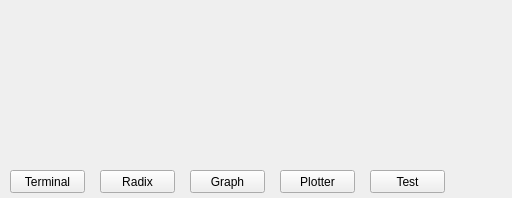
ashleyjr/DebugSerial, file DebugSerial/examples/DualGraph/Menu.ui: the form before one commit.
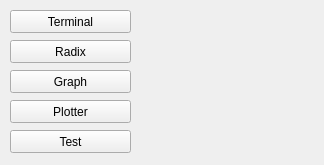
The form after the commit.

Commit message: piping signals between windows

```diff
--- a/DebugSerial/examples/DualGraph/Menu.ui
+++ b/DebugSerial/examples/DualGraph/Menu.ui
@@ -6,8 +6,8 @@
    <rect>
     <x>0</x>
     <y>0</y>
-    <width>512</width>
-    <height>198</height>
+    <width>324</width>
+    <height>165</height>
    </rect>
   </property>
   <property name="windowTitle">
@@ -18,8 +18,8 @@
     <property name="geometry">
      <rect>
       <x>10</x>
-      <y>170</y>
-      <width>75</width>
+      <y>10</y>
+      <width>121</width>
       <height>23</height>
      </rect>
     </property>
@@ -30,9 +30,9 @@
    <widget class="QPushButton" name="btnRadi">
     <property name="geometry">
      <rect>
-      <x>100</x>
-      <y>170</y>
-      <width>75</width>
+      <x>10</x>
+      <y>40</y>
+      <width>121</width>
       <height>23</height>
      </rect>
     </property>
@@ -43,9 +43,9 @@
    <widget class="QPushButton" name="btnGrap">
     <property name="geometry">
      <rect>
-      <x>190</x>
-      <y>170</y>
-      <width>75</width>
+      <x>10</x>
+      <y>70</y>
+      <width>121</width>
       <height>23</height>
      </rect>
     </property>
@@ -56,9 +56,9 @@
    <widget class="QPushButton" name="btnPlot">
     <property name="geometry">
      <rect>
-      <x>280</x>
-      <y>170</y>
-      <width>75</width>
+      <x>10</x>
+      <y>100</y>
+      <width>121</width>
       <height>23</height>
      </rect>
     </property>
@@ -69,9 +69,9 @@
    <widget class="QPushButton" name="btnTest">
     <property name="geometry">
      <rect>
-      <x>370</x>
-      <y>170</y>
-      <width>75</width>
+      <x>10</x>
+      <y>130</y>
+      <width>121</width>
       <height>23</height>
      </rect>
     </property>
```
The commit also changes 6 other files.
